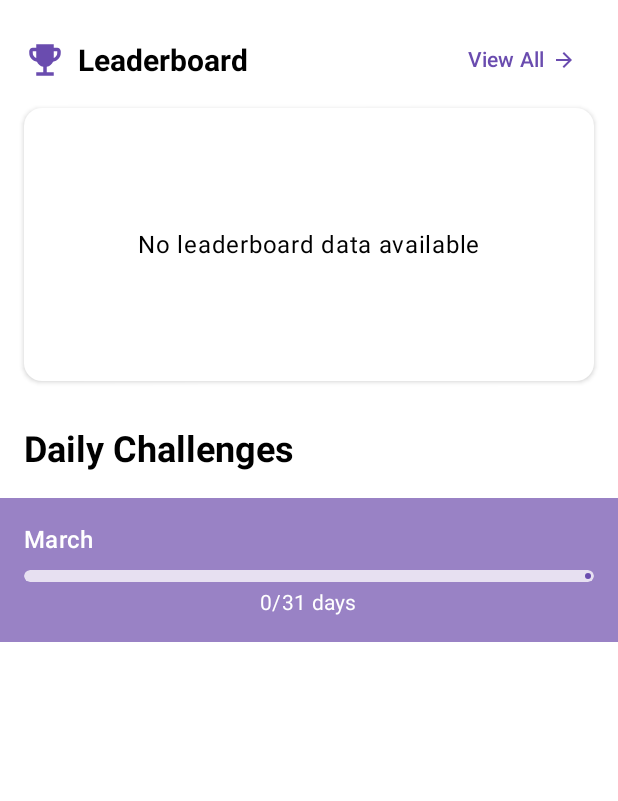
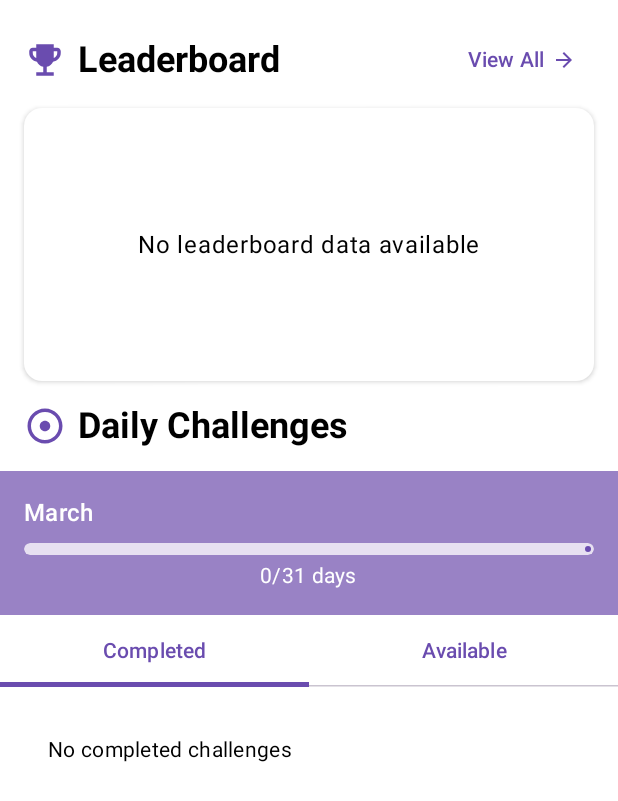
Before and after one commit to rohanxminocha/DuoCode, an Android app built with Jetpack Compose: the composable ChallengesView shown on its own in the app's theme, on a phone screen of 412 x 824 dp. Shown: the top 801 px of the screen. Run offline under Robolectric (Android 15) with nearby library versions, the phone set to English and light mode, and no system bars; our stand-ins replace Firebase (no records; nobody signed in at launch, a user with empty details on screens opened directly).

Commit message:
Change to tabs for challenges

```diff
--- a/app/src/main/kotlin/com/uw/duocode/ui/screens/challenges/ChallengesView.kt
+++ b/app/src/main/kotlin/com/uw/duocode/ui/screens/challenges/ChallengesView.kt
@@ -8,10 +8,12 @@ import androidx.compose.foundation.layout.Box
 import androidx.compose.foundation.layout.Column
 import androidx.compose.foundation.layout.Row
 import androidx.compose.foundation.layout.Spacer
+import androidx.compose.foundation.layout.fillMaxHeight
 import androidx.compose.foundation.layout.fillMaxSize
 import androidx.compose.foundation.layout.fillMaxWidth
 import androidx.compose.foundation.layout.height
 import androidx.compose.foundation.layout.padding
+import androidx.compose.foundation.layout.requiredHeight
 import androidx.compose.foundation.layout.size
 import androidx.compose.foundation.layout.width
 import androidx.compose.foundation.layout.wrapContentHeight
@@ -22,6 +24,7 @@ import androidx.compose.foundation.shape.CircleShape
 import androidx.compose.foundation.shape.RoundedCornerShape
 import androidx.compose.foundation.verticalScroll
 import androidx.compose.material.icons.Icons
+import androidx.compose.material.icons.filled.Adjust
 import androidx.compose.material.icons.filled.ArrowForward
 import androidx.compose.material.icons.filled.EmojiEvents
 import androidx.compose.material.icons.filled.Quiz
@@ -32,6 +35,8 @@ import androidx.compose.material3.Divider
 import androidx.compose.material3.Icon
 import androidx.compose.material3.MaterialTheme
 import androidx.compose.material3.Surface
+import androidx.compose.material3.Tab
+import androidx.compose.material3.TabRow
 import androidx.compose.material3.Text
 import androidx.compose.material3.TextButton
 import androidx.compose.runtime.Composable
@@ -79,7 +84,7 @@ fun ChallengesView(
     val calendar = Calendar.getInstance()
     val daysInMonth = calendar.getActualMaximum(Calendar.DAY_OF_MONTH)
     val daysCompleted = challengesViewModel.countCompletedDaysThisMonth()
-    val progress = daysCompleted.toFloat()/daysInMonth.toFloat()
+    val progress = daysCompleted.toFloat() / daysInMonth.toFloat()
     val challenges = challengesViewModel.challenges
     val completedChallenges = challenges.filter { it.completed }
     val availableChallenges = challenges.filter { !it.completed }.take(3)
@@ -103,7 +108,6 @@ fun ChallengesView(
     Column(
         modifier = Modifier
             .fillMaxSize()
-            .verticalScroll(rememberScrollState())
     ) {
         Spacer(modifier = Modifier.height(16.dp))
 
@@ -129,7 +133,7 @@ fun ChallengesView(
                     Spacer(modifier = Modifier.width(8.dp))
                     Text(
                         text = "Leaderboard",
-                        style = TextStyle(fontSize = 20.sp, fontWeight = FontWeight.Bold)
+                        style = TextStyle(fontSize = 24.sp, fontWeight = FontWeight.Bold)
                     )
                 }
 
@@ -206,7 +210,8 @@ fun ChallengesView(
 
                         Divider(modifier = Modifier.padding(vertical = 8.dp))
 
-                        leaderboardViewModel.globalLeaderboard.take(3).forEachIndexed { index, entry ->
+                        leaderboardViewModel.globalLeaderboard.take(3)
+                            .forEachIndexed { index, entry ->
                                 val rank = index + 1
                                 val borderColor = when (rank) {
                                     1 -> Color(0xFFFFD700) // Gold
@@ -307,14 +312,19 @@ fun ChallengesView(
 
                         leaderboardViewModel.currentUserRank?.let { rank ->
                             if (rank > 3) {
-                                val currentUserEntry = leaderboardViewModel.globalLeaderboard.find { it.isCurrentUser }
+                                val currentUserEntry =
+                                    leaderboardViewModel.globalLeaderboard.find { it.isCurrentUser }
                                 if (currentUserEntry != null) {
                                     Divider(modifier = Modifier.padding(vertical = 8.dp))
 
                                     Row(
                                         modifier = Modifier
                                             .fillMaxWidth()
-                                            .background(MaterialTheme.colorScheme.primaryContainer.copy(alpha = 0.3f))
+                                            .background(
+                                                MaterialTheme.colorScheme.primaryContainer.copy(
+                                                    alpha = 0.3f
+                                                )
+                                            )
                                             .padding(vertical = 4.dp, horizontal = 4.dp),
                                         verticalAlignment = Alignment.CenterVertically
                                     ) {
@@ -391,15 +401,26 @@ fun ChallengesView(
             }
         }
 
-        Spacer(modifier = Modifier.height(24.dp))
+        var selectedTab by remember { mutableStateOf(0) }
+        val tabTitles = listOf("Completed", "Available")
 
+        Column{
+            Row(
+                verticalAlignment = Alignment.CenterVertically,
+                modifier = Modifier.padding(16.dp)
+            ) {
+                Icon(
+                    imageVector = Icons.Default.Adjust,
+                    contentDescription = "Leaderboard",
+                    tint = MaterialTheme.colorScheme.primary,
+                    modifier = Modifier.size(28.dp)
+                )
+                Spacer(modifier = Modifier.width(8.dp))
                 Text(
                     text = "Daily Challenges",
-            style = TextStyle(fontSize = 24.sp, fontWeight = FontWeight.Bold),
-            modifier = Modifier.padding(horizontal = 16.dp, vertical = 8.dp)
+                    style = TextStyle(fontSize = 24.sp, fontWeight = FontWeight.Bold)
                 )
-
-        Spacer(modifier = Modifier.height(10.dp))
+            }
 
             Box(
                 modifier = Modifier
@@ -413,16 +434,12 @@ fun ChallengesView(
                         style = MaterialTheme.typography.titleMedium,
                         color = Color.White
                     )
-
                     Spacer(modifier = Modifier.height(8.dp))
-
                     ProgressBar(
                         progress = progress,
                         modifier = Modifier.fillMaxWidth()
                     )
-
                     Spacer(modifier = Modifier.height(4.dp))
-
                     Text(
                         text = "$daysCompleted/$daysInMonth days",
                         style = MaterialTheme.typography.bodyMedium,
@@ -432,22 +449,24 @@ fun ChallengesView(
                 }
             }
 
-        Spacer(modifier = Modifier.height(16.dp))
+            TabRow(selectedTabIndex = selectedTab) {
+                tabTitles.forEachIndexed { index, title ->
+                    Tab(
+                        selected = selectedTab == index,
+                        onClick = { selectedTab = index },
+                        text = { Text(title) }
+                    )
+                }
+            }
 
             LazyColumn(
                 verticalArrangement = Arrangement.spacedBy(16.dp),
                 modifier = Modifier
-                .padding(horizontal = 16.dp, vertical = 8.dp)
+                    .padding(horizontal = 16.dp, vertical = 16.dp)
                     .weight(1f)
             ) {
+                if (selectedTab == 0) {
                     if (completedChallenges.isNotEmpty()) {
-                item {
-                    Text(
-                        text = "Completed Challenges",
-                        style = MaterialTheme.typography.titleMedium,
-                        modifier = Modifier.padding(vertical = 8.dp)
-                    )
-                }
                         items(completedChallenges) { challenge ->
                             ChallengeItem(
                                 title = challenge.title,
@@ -455,15 +474,17 @@ fun ChallengesView(
                                 icon = Icons.Default.Quiz
                             )
                         }
-            }
-            if (availableChallenges.isNotEmpty()) {
+                    } else {
                         item {
                             Text(
-                        text = "Available Challenges",
-                        style = MaterialTheme.typography.titleMedium,
-                        modifier = Modifier.padding(vertical = 8.dp)
+                                text = "No completed challenges",
+                                style = MaterialTheme.typography.bodyMedium,
+                                modifier = Modifier.padding(16.dp)
                             )
                         }
+                    }
+                } else {
+                    if (availableChallenges.isNotEmpty()) {
                         items(availableChallenges) { challenge ->
                             ChallengeItem(
                                 title = challenge.title,
@@ -471,11 +492,20 @@ fun ChallengesView(
                                 icon = Icons.Default.Quiz
                             )
                         }
+                    } else {
+                        item {
+                            Text(
+                                text = "No available challenges",
+                                style = MaterialTheme.typography.bodyMedium,
+                                modifier = Modifier.padding(16.dp)
+                            )
                         }
                     }
                 }
             }
-
+        }
+    }
+}
 @Composable
 fun ChallengeItem(
     title: String,
```
Also changed, not shown: 1 other file. Lines whose indentation alone changed are shown as unchanged.
